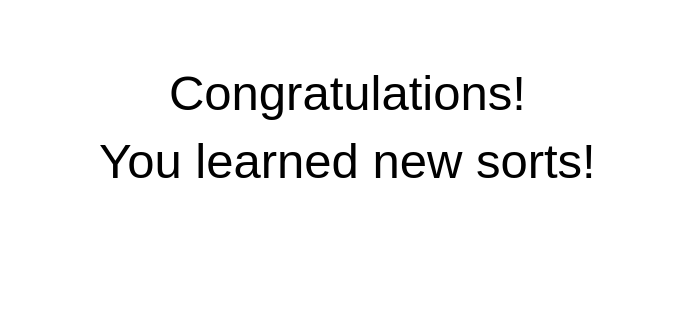
This is mainwindow.ui in JonWiggins/SortingAlgorithmGame as Qt 5 draws it before an edit; both pictures show x 108 to 800 and y 204 to 524 of the 970 by 670 pixel window. The edited form follows.
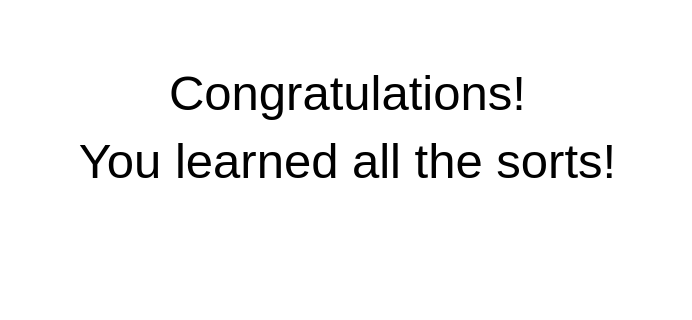
This is the edited form. The open tabs and pages were chosen to show the change.

Commit message: Stopped the start screen from running in the background

Patch:
```diff
--- a/mainwindow.ui
+++ b/mainwindow.ui
@@ -1315,7 +1315,7 @@
        </rect>
       </property>
       <property name="text">
-       <string>&lt;html&gt;&lt;head/&gt;&lt;body&gt;&lt;p align=&quot;center&quot;&gt;&lt;span style=&quot; font-size:37pt;&quot;&gt;Congratulations!&lt;/span&gt;&lt;/p&gt;&lt;p align=&quot;center&quot;&gt;&lt;span style=&quot; font-size:37pt;&quot;&gt;You learned new sorts!&lt;/span&gt;&lt;/p&gt;&lt;/body&gt;&lt;/html&gt;</string>
+       <string>&lt;html&gt;&lt;head/&gt;&lt;body&gt;&lt;p align=&quot;center&quot;&gt;&lt;span style=&quot; font-size:37pt;&quot;&gt;Congratulations!&lt;/span&gt;&lt;/p&gt;&lt;p align=&quot;center&quot;&gt;&lt;span style=&quot; font-size:37pt;&quot;&gt;You learned all the  sorts!&lt;/span&gt;&lt;/p&gt;&lt;/body&gt;&lt;/html&gt;</string>
       </property>
      </widget>
     </widget>
```
Left out of the diff: 2 changed lines with no effect on the pictures. The commit also changes 2 other files.
